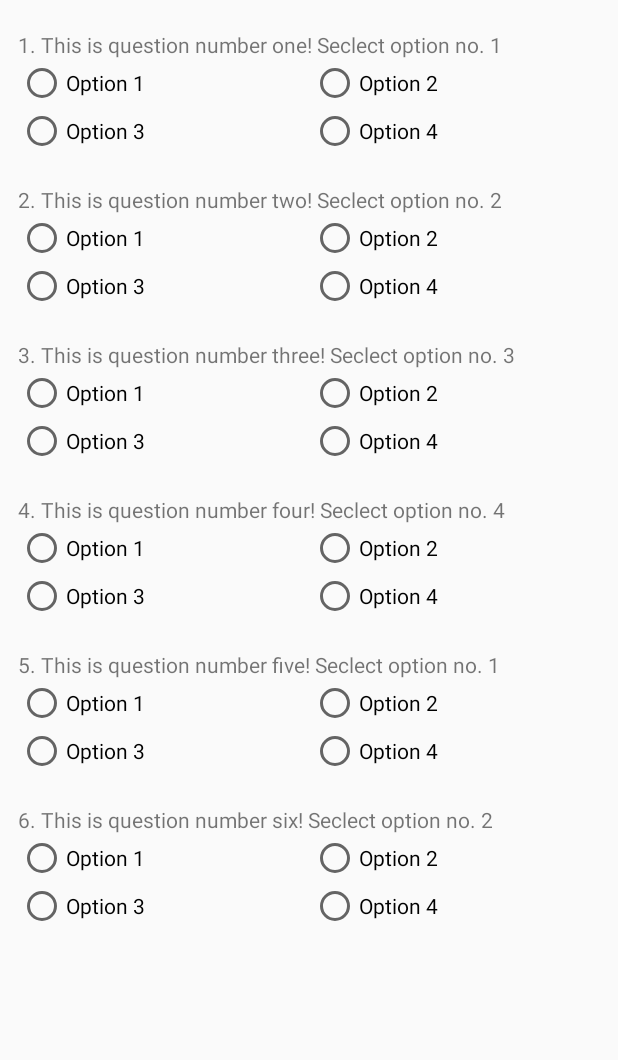
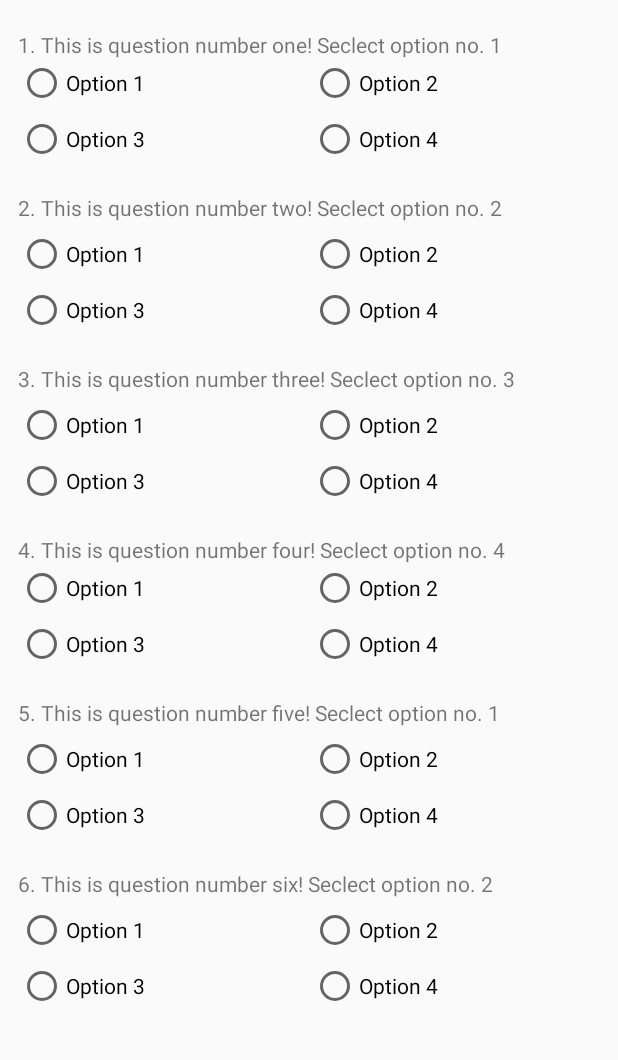
Before and after one commit to yhdesai/QuizApp_final, an Android app: the screen it shows after launch (MainActivity), on a phone screen of 412 x 824 dp, the part 113-1173 px from its top. Run offline under Robolectric (Android 15) with nearby library versions, the phone set to English and light mode, and no system bars.

Commit message:
Final Commit

```diff
--- a/app/src/main/res/layout/activity_main.xml
+++ b/app/src/main/res/layout/activity_main.xml
@@ -26,12 +26,8 @@
 
         <TextView
             android:id="@+id/question1"
-            android:layout_width="wrap_content"
-            android:layout_height="wrap_content"
-            android:layout_alignParentLeft="true"
-            android:layout_alignParentStart="true"
+            style="@style/question"
             android:layout_below="@+id/welcome"
-            android:layout_marginTop="20dp"
             android:text="1. This is question number one! Seclect option no. 1" />
 
 
@@ -53,30 +49,20 @@
 
         <RadioButton
             android:id="@+id/radioButton1.3"
-            android:layout_width="wrap_content"
-            android:layout_height="wrap_content"
-            android:layout_alignLeft="@+id/radioButton1.1"
-            android:layout_alignStart="@+id/radioButton1.1"
+            style="@style/left"
             android:layout_below="@+id/radioButton1.1"
             android:text="Option 3" />
 
         <RadioButton
             android:id="@+id/radioButton1.4"
-            android:layout_width="wrap_content"
-            android:layout_height="wrap_content"
-            android:layout_alignLeft="@+id/radioButton1.2"
-            android:layout_alignStart="@+id/radioButton1.2"
+            style="@style/right"
             android:layout_below="@+id/radioButton1.2"
             android:text="Option 4" />
 
         <TextView
             android:id="@+id/question2"
-            android:layout_width="wrap_content"
-            android:layout_height="wrap_content"
-            android:layout_alignParentLeft="true"
-            android:layout_alignParentStart="true"
+            style="@style/question"
             android:layout_below="@+id/radioButton1.3"
-            android:layout_marginTop="20dp"
             android:text="2. This is question number two! Seclect option no. 2" />
 
         <RadioButton
@@ -105,12 +91,8 @@
 
         <TextView
             android:id="@+id/question3"
-            android:layout_width="wrap_content"
-            android:layout_height="wrap_content"
-            android:layout_alignParentLeft="true"
-            android:layout_alignParentStart="true"
+            style="@style/question"
             android:layout_below="@+id/radioButton2.3"
-            android:layout_marginTop="20dp"
             android:text="3. This is question number three! Seclect option no. 3" />
 
 
@@ -144,12 +126,8 @@
 
         <TextView
             android:id="@+id/question4"
-            android:layout_width="wrap_content"
-            android:layout_height="wrap_content"
-            android:layout_alignParentLeft="true"
-            android:layout_alignParentStart="true"
+            style="@style/question"
             android:layout_below="@+id/radioButton3.3"
-            android:layout_marginTop="20dp"
             android:text="4. This is question number four! Seclect option no. 4" />
 
         <RadioButton
@@ -182,12 +160,8 @@
 
         <TextView
             android:id="@+id/question5"
-            android:layout_width="wrap_content"
-            android:layout_height="wrap_content"
-            android:layout_alignParentLeft="true"
-            android:layout_alignParentStart="true"
+            style="@style/question"
             android:layout_below="@+id/radioButton4.3"
-            android:layout_marginTop="20dp"
             android:text="5. This is question number five! Seclect option no. 1" />
 
         <RadioButton
@@ -221,12 +195,8 @@
 
         <TextView
             android:id="@+id/question6"
-            android:layout_width="wrap_content"
-            android:layout_height="wrap_content"
-            android:layout_alignParentLeft="true"
-            android:layout_alignParentStart="true"
+            style="@style/question"
             android:layout_below="@+id/radioButton5.3"
-            android:layout_marginTop="20dp"
             android:text="6. This is question number six! Seclect option no. 2" />
 
         <RadioButton
--- a/app/src/main/res/values/styles.xml
+++ b/app/src/main/res/values/styles.xml
@@ -11,15 +11,26 @@
     <style name="left">
         <item name="android:layout_width">wrap_content</item>
         <item name="android:layout_height">wrap_content </item>
+        <item name="android:layout_marginTop">5dp</item>
         <item name="android:layout_alignLeft">@+id/radioButton1.1</item>
         <item name="android:layout_alignStart">@+id/radioButton1.1</item>
     </style>
 
     <style name="right">
         <item name="android:layout_width">wrap_content</item>
+        <item name="android:layout_marginTop">5dp</item>
         <item name="android:layout_height">wrap_content</item>
         <item name="android:layout_alignLeft">@+id/radioButton1.2</item>
         <item name="android:layout_alignStart">@+id/radioButton1.2</item>
-</style>
+    </style>
+
+    <style name="question">
+        <item name="android:layout_width">wrap_content</item>
+        <item name="android:layout_height">wrap_content</item>
+        <item name="android:layout_alignParentLeft">true</item>
+        <item name="android:layout_alignParentStart">true</item>
+        <item name="android:layout_marginTop">20dp</item>
+    </style>
+
 
 </resources>
```
